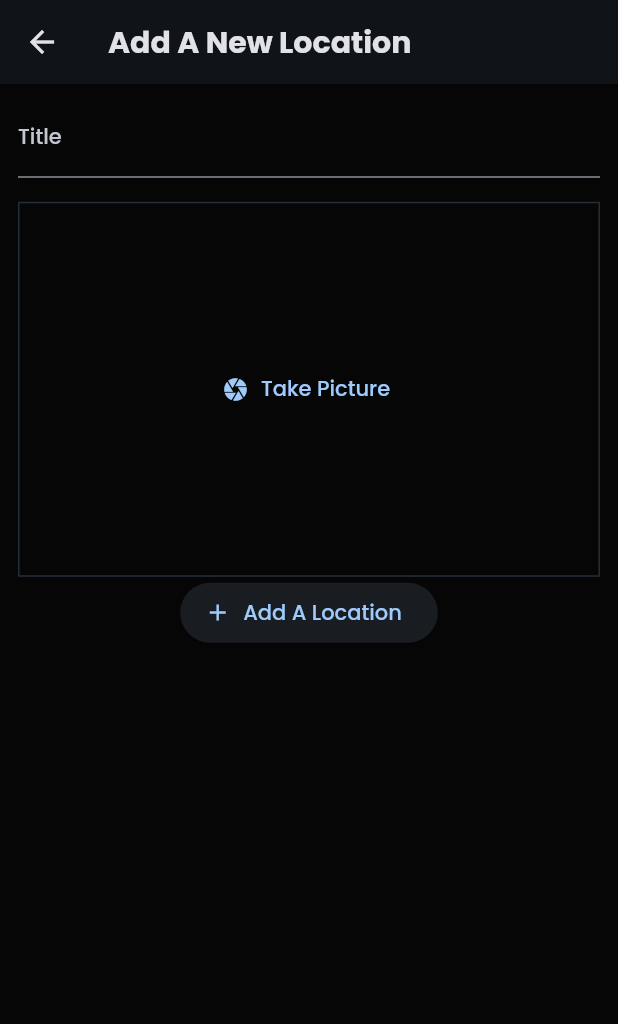
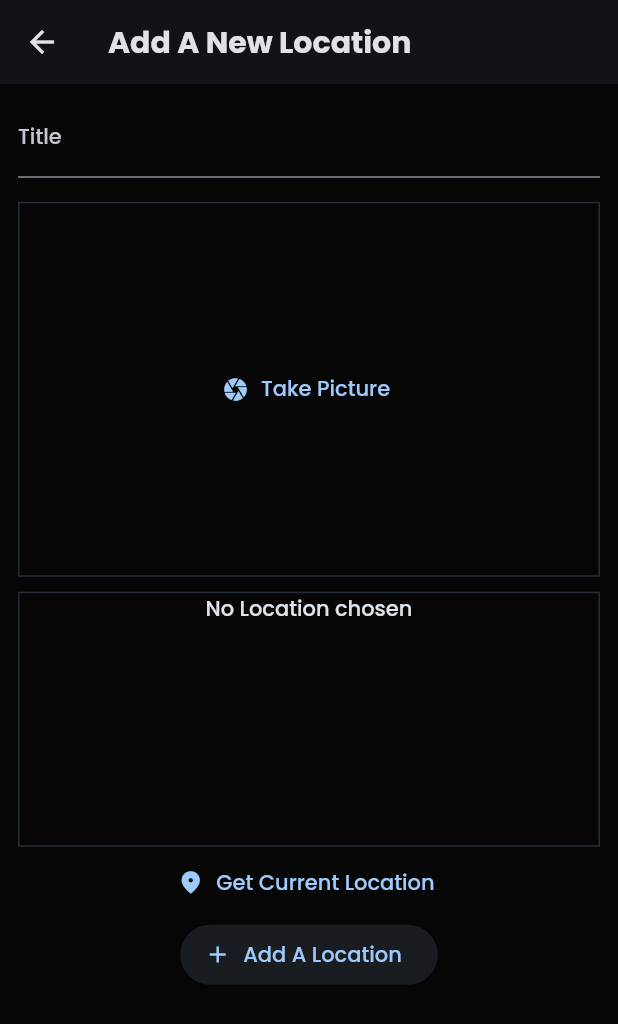
Before and after one commit to adeyemiiiii7/wanderlust_favourites, a Flutter app: the AddLocationScreen screen opened directly, on a phone screen of 412 x 824 dp. Shown: the top 1024 px of the screen. Run offline on Flutter 3.47's test engine with Material 2 defaults, Android fonts, the light colour scheme and no system bars; our stand-ins replace flutter_riverpod, google_fonts, image_picker.

Commit message:
add currrent location widget changes

```diff
--- a/lib/screens/add_location.dart
+++ b/lib/screens/add_location.dart
@@ -3,6 +3,7 @@ import 'dart:io';
 import 'package:flutter_riverpod/flutter_riverpod.dart';
 import 'package:wanderlust_favourites/providers/user_locations.dart';
 import 'package:wanderlust_favourites/widgets/image_input.dart';
+import 'package:wanderlust_favourites/widgets/location_input.dart';
 // This code snippet defines a Flutter screen for adding a new location. It includes a text field for the location title and an image picker widget for selecting an image. The screen uses Flutter Riverpod for state management.
 
 // The AddLocationScreen class extends ConsumerStatefulWidget, which allows it to access and update state using the Riverpod library. It has a single ConsumerState<AddLocationScreen> as its state class.
@@ -12,7 +13,6 @@ import 'package:wanderlust_favourites/widgets/image_input.dart';
 // The build method constructs the UI of the screen using Flutter's widget tree. It includes a Scaffold widget with an AppBar and a body that contains a SingleChildScrollView. Inside the SingleChildScrollView, there is a Column widget with a TextField for the title, an ImageInput widget for selecting an image, and an ElevatedButton for saving the location.
 
 // The dispose method is overridden to clean up resources when the screen is closed.
-
 
 class AddLocationScreen extends ConsumerStatefulWidget {
   const AddLocationScreen({Key? key}) : super(key: key);
@@ -66,6 +66,10 @@ class _AddLocationScreenState extends ConsumerState<AddLocationScreen> {
                 _selectedImage = image;
               },
             ),
+            const SizedBox(
+              height: 10,
+            ),
+            const LocationInput(),
             ElevatedButton.icon(
               onPressed: _saveLocation,
               icon: const Icon(Icons.add),
--- a/lib/widgets/location_input.dart
+++ b/lib/widgets/location_input.dart
@@ -1,7 +1,8 @@
 import 'package:flutter/material.dart';
+// This code snippet defines a Flutter widget called 'LocationInput' that displays a button with an icon and label to get the current location.
 
 class LocationInput extends StatefulWidget {
-  const LocationInput({super.key});
+  const LocationInput({Key? key}) : super(key: key);
 
   @override
   State<LocationInput> createState() => _LocationInputState();
@@ -12,7 +13,23 @@ class _LocationInputState extends State<LocationInput> {
   Widget build(BuildContext context) {
     return Column(
       children: [
-        Container(),
+        Container(
+          height: 170,
+          width: double.infinity,
+          decoration: BoxDecoration(
+              border: Border.all(
+            width: 1,
+            color: Theme.of(context).colorScheme.primary.withOpacity(0.2),
+          )),
+          child: Text(
+            'No Location chosen',
+            textAlign: TextAlign.center,
+            style: Theme.of(context)
+                .textTheme
+                .bodyLarge!
+                .copyWith(color: Theme.of(context).colorScheme.onBackground),
+          ),
+        ),
         Row(
           mainAxisAlignment: MainAxisAlignment.spaceEvenly,
           children: [
```
